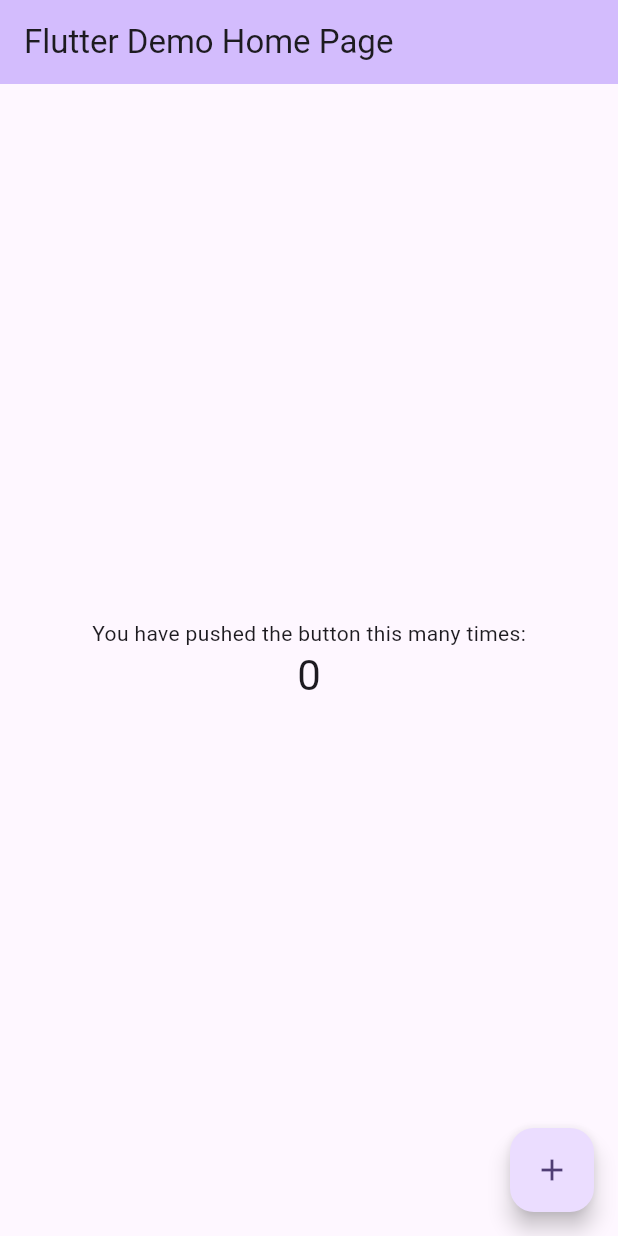
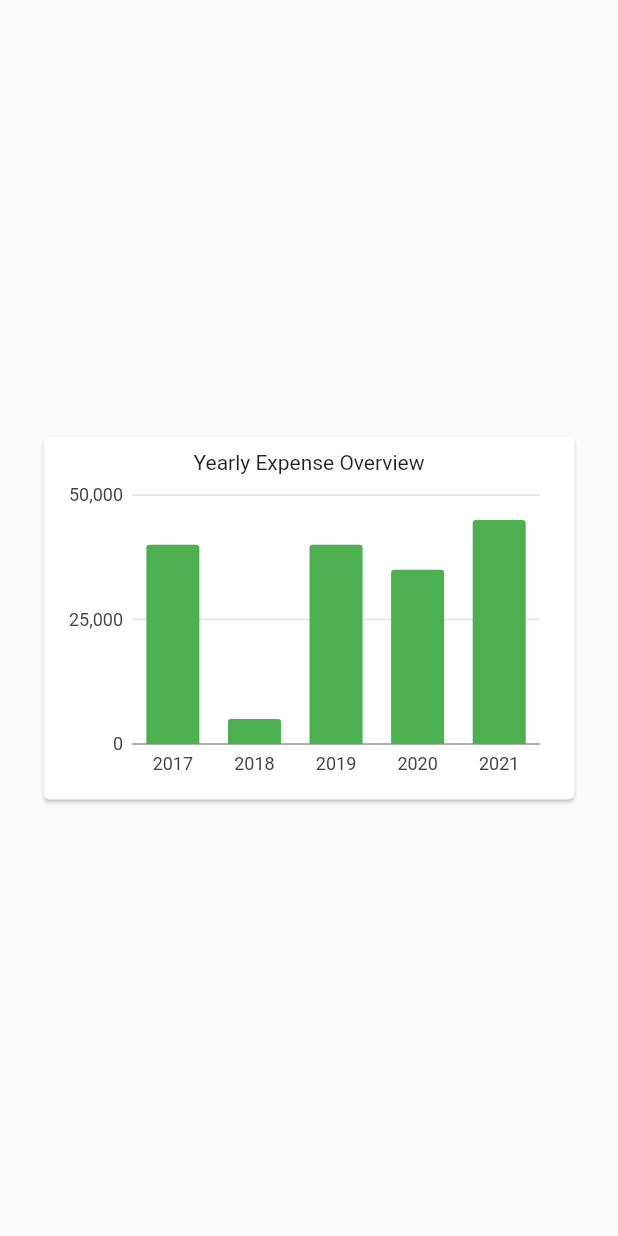
Before and after one commit to mahmoudbahkiry/expense-tracker-flutter, a Flutter app: the screen it shows after launch, on a phone screen of 412 x 824 dp. Run offline on Flutter 3.47's test engine with Material 2 defaults, Android fonts, the phone set to English and light mode, and no system bars; our stand-ins replace charts_flutter.

Commit message:
Working Bar Chart
This commit includes a working bar chart using dummy values

```diff
--- /dev/null
+++ b/lib/ChartBar.dart
@@ -0,0 +1,44 @@
+import 'package:expense_tracker_app/ModelBar.dart';
+import 'package:flutter/material.dart';
+import 'package:charts_flutter/flutter.dart' as charts;
+
+
+class ChartBar extends StatelessWidget {
+  final List<ModelBar> data;
+
+  ChartBar({required this.data});
+  @override
+  Widget build(BuildContext context) {
+    List<charts.Series<ModelBar, String>> series = [
+      charts.Series(
+        id: "developers",
+        data: data,
+        domainFn: (ModelBar series, _) => series.year.toString(),
+        measureFn: (ModelBar series, _) => series.developers,
+        colorFn: (ModelBar series, _) => series.barColor
+      )
+    ];
+
+    return Container(
+      height: 300,
+      padding: EdgeInsets.all(25),
+      child: Card(
+        child: Padding(
+          padding: const EdgeInsets.all(9.0),
+          child: Column(
+            children: <Widget>[
+              Text(
+                "Yearly Expense Overview",
+                style: Theme.of(context).textTheme.bodyMedium,
+              ),
+              Expanded(
+                child: charts.BarChart(series, animate: true),
+              )
+            ],
+          ),
+        ),
+      ),
+    );
+  }
+
+}
--- /dev/null
+++ b/lib/ModelBar.dart
@@ -0,0 +1,16 @@
+import 'package:charts_flutter/flutter.dart' as charts;
+import 'package:flutter/foundation.dart';
+
+class ModelBar {
+  final int year;
+  final int developers;
+  final charts.Color barColor;
+
+  ModelBar(
+    {
+      required this.year,
+      required this.developers,
+      required this.barColor
+    }
+  );
+}
--- /dev/null
+++ b/lib/ModelLine.dart
@@ -0,0 +1,49 @@
+/*import 'package:flutter/foundation.dart';
+import 'package:syncfusion_flutter_charts/charts.dart';
+import 'package:syncfusion_flutter_core/core.dart';
+
+// Graph 1
+TooltipBehavior _tooltipBehavior;
+
+@override
+void initState(){
+  _tooltipBehavior = TooltipBehavior(enable: true);
+  super.initState();
+}
+
+@override
+Widget build(BuildContext context) {
+  return Scaffold(
+    body: Center(
+        child: Container(
+          child: SfCartesianChart(
+
+            primaryXAxis: CategoryAxis(),
+            // Chart title
+            title: ChartTitle(text: 'Half yearly sales analysis'),
+            // Enable legend
+            legend: Legend(isVisible: true),
+            // Enable tooltip
+            tooltipBehavior: _tooltipBehavior,
+
+            series: <LineSeries<SalesData, String>>[
+              LineSeries<SalesData, String>(
+                dataSource:  <SalesData>[
+                  SalesData('Jan', 35),
+                  SalesData('Feb', 28),
+                  SalesData('Mar', 34),
+                  SalesData('Apr', 32),
+                  SalesData('May', 40)
+                ],
+                xValueMapper: (SalesData sales, _) => sales.year,
+                yValueMapper: (SalesData sales, _) => sales.sales,
+                // Enable data label
+                dataLabelSettings: DataLabelSettings(isVisible: true)
+              )
+            ]
+          )
+        )
+      )
+  );
+}
+*/
--- /dev/null
+++ b/lib/dashboard.dart
@@ -0,0 +1,50 @@
+import 'package:expense_tracker_app/ChartBar.dart';
+import 'package:expense_tracker_app/ModelBar.dart';
+import 'package:flutter/material.dart';
+import 'package:charts_flutter/flutter.dart' as charts;
+
+
+
+class DashBoard extends StatelessWidget {
+
+  final List<ModelBar> data = [
+
+    ModelBar(
+      year: 2017,
+      developers: 40000,
+      barColor: charts.ColorUtil.fromDartColor(Colors.green),
+    ),
+    ModelBar(
+      year: 2018,
+      developers: 5000,
+      barColor: charts.ColorUtil.fromDartColor(Colors.green),
+    ),
+    ModelBar(
+      year: 2019,
+      developers: 40000,
+      barColor: charts.ColorUtil.fromDartColor(Colors.green),
+    ),
+    ModelBar(
+      year: 2020,
+      developers: 35000,
+      barColor: charts.ColorUtil.fromDartColor(Colors.green),
+    ),
+    ModelBar(
+      year: 2021,
+      developers: 45000,
+      barColor: charts.ColorUtil.fromDartColor(Colors.green),
+    ),
+  ];
+
+  // Scaffold for dashboard
+@override
+  Widget build(BuildContext context) {
+    return Scaffold(
+      body: Center(
+        child: ChartBar(
+          data: data,
+        )
+      ),
+    );
+  }
+}
--- a/lib/main.dart
+++ b/lib/main.dart
@@ -1,69 +1,22 @@
+import 'package:expense_tracker_app/dashboard.dart';
 import 'package:flutter/material.dart';
 
 void main() {
-  runApp(const MyApp());
+
+  runApp(MyApp());
 }
 
 class MyApp extends StatelessWidget {
-  const MyApp({super.key});
 
+  // This widget is the root of your application.
   @override
   Widget build(BuildContext context) {
     return MaterialApp(
-      title: 'Flutter Demo',
-      theme: ThemeData(
-        colorScheme: ColorScheme.fromSeed(seedColor: Colors.deepPurple),
-        useMaterial3: true,
-      ),
-      home: const MyHomePage(title: 'Flutter Demo Home Page'),
+      // Remove debug banner
+      debugShowCheckedModeBanner: false,
+      // Make the Dashboard the first screen to appear
+      home: DashBoard(),
+
     );
   }
 }
-
-class MyHomePage extends StatefulWidget {
-  const MyHomePage({super.key, required this.title});
-
-  final String title;
-
-  @override
-  State<MyHomePage> createState() => _MyHomePageState();
-}
-
-class _MyHomePageState extends State<MyHomePage> {
-  int _counter = 0;
-
-  void _incrementCounter() {
-    setState(() {
-      _counter++;
-    });
-  }
-
-  @override
-  Widget build(BuildContext context) {
-    return Scaffold(
-      appBar: AppBar(
-        backgroundColor: Theme.of(context).colorScheme.inversePrimary,
-        title: Text(widget.title),
-      ),
-      body: Center(
-        child: Column(
-          mainAxisAlignment: MainAxisAlignment.center,
-          children: <Widget>[
-            const Text(
-              'You have pushed the button this many times:',
-            ),
-            Text(
-              '$_counter',
-              style: Theme.of(context).textTheme.headlineMedium,
-            ),
-          ],
-        ),
-      ),
-      floatingActionButton: FloatingActionButton(
-        onPressed: _incrementCounter,
-        tooltip: 'Increment',
-        child: const Icon(Icons.add),
-      ),
-    );
-  }
-}
```
Also changed, not shown: pubspec.yaml (+7 -1 lines), pubspec.lock, 5 other files.
